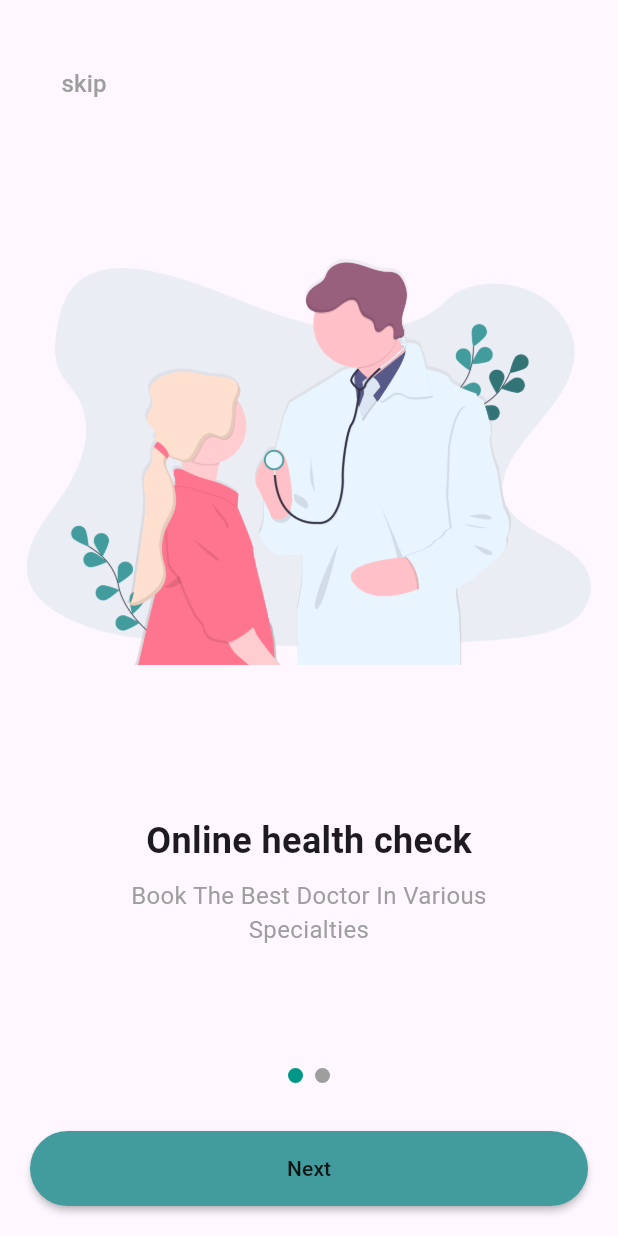
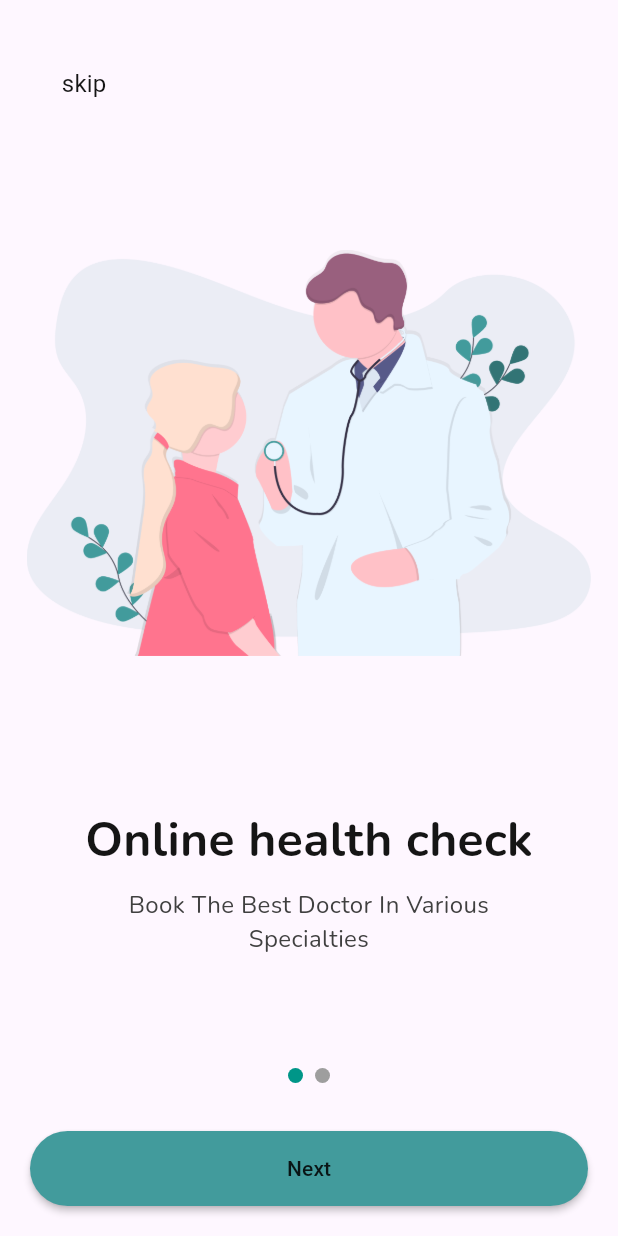
Before and after one commit to mysterI0s/Docotor-Appointments-Application, a Flutter app: the screen it shows after launch, on a phone screen of 412 x 824 dp. Run offline on Flutter 3.47's test engine with Material 3 defaults, Android fonts, the phone set to English and light mode, and no system bars; drawn by our look-alikes of smooth_page_indicator; our stand-ins replace flutter_bloc, flutter_svg, get_storage.

```diff
--- a/lib/core/constants/app_consts.dart
+++ b/lib/core/constants/app_consts.dart
@@ -5,4 +5,4 @@ class AppConst {
   static const String isFirstOpen = 'isFirstOpen';
 }
 
-final box = GetStorage();
+final GetStorage box = GetStorage();
--- a/lib/core/generic_widgets/main_button.dart
+++ b/lib/core/generic_widgets/main_button.dart
@@ -3,15 +3,18 @@ import 'package:flutter/material.dart';
 import '../theme/app_colors.dart';
 
 class MainButton extends StatelessWidget {
-  const MainButton(
-      {super.key,
-      this.minWidth = double.infinity,
-      required this.text,
-      required this.onPressed});
+  const MainButton({
+    super.key,
+    this.minWidth = double.infinity,
+    required this.text,
+    required this.onPressed,
+    this.buttonColor = AppColors.primaryColor,
+  });
 
   final double minWidth;
   final String text;
   final Function onPressed;
+  final Color buttonColor;
 
   @override
   Widget build(BuildContext context) {
@@ -19,7 +22,7 @@ class MainButton extends StatelessWidget {
       onPressed: () {
         onPressed();
       },
-      color: AppColors.primaryColor,
+      color: buttonColor,
       minWidth: minWidth,
       height: 50,
       shape: RoundedRectangleBorder(
--- a/lib/core/generic_widgets/onboarding_page_widget.dart
+++ b/lib/core/generic_widgets/onboarding_page_widget.dart
@@ -1,3 +1,4 @@
+import 'package:final_project/core/theme/app_text_style.dart';
 import 'package:flutter/material.dart';
 
 class OnboardingPageWidget extends StatelessWidget {
@@ -24,19 +25,13 @@ class OnboardingPageWidget extends StatelessWidget {
         const SizedBox(height: 100.0),
         Text(
           title,
-          style: const TextStyle(
-            fontSize: 24.0,
-            fontWeight: FontWeight.bold,
-          ),
+          style: AppTextStyle.f32W700NearBlackColor,
         ),
         const SizedBox(height: 8.0),
         Text(
           description,
           textAlign: TextAlign.center,
-          style: const TextStyle(
-            fontSize: 16.0,
-            color: Colors.grey,
-          ),
+          style: AppTextStyle.f16W400DarkGrayColor,
         ),
       ],
     );
--- a/lib/core/theme/app_text_style.dart
+++ b/lib/core/theme/app_text_style.dart
@@ -1,3 +1,18 @@
-class AppTextStyle{
+import 'package:final_project/core/constants/app_consts.dart';
+import 'package:final_project/core/theme/app_colors.dart';
+import 'package:flutter/material.dart';
 
+class AppTextStyle {
+  static const TextStyle f32W700NearBlackColor = TextStyle(
+    color: AppColors.fontNearBlackColor,
+    fontFamily: AppConst.nunito,
+    fontSize: 32,
+    fontWeight: FontWeight.w700,
+  );
+  static const TextStyle f16W400DarkGrayColor = TextStyle(
+    color: AppColors.fontDarkGrayColor,
+    fontFamily: AppConst.nunito,
+    fontSize: 16,
+    fontWeight: FontWeight.w400,
+  );
 }
--- a/lib/features/authentication/screens/on_boarding_screen.dart
+++ b/lib/features/authentication/screens/on_boarding_screen.dart
@@ -1,7 +1,9 @@
 import 'package:final_project/core/constants/app_images.dart';
 import 'package:final_project/core/generic_widgets/main_button.dart';
 import 'package:final_project/core/generic_widgets/onboarding_page_widget.dart';
+import 'package:final_project/core/theme/app_colors.dart';
 import 'package:final_project/features/authentication/cubit/onboarding_cubit.dart';
+import 'package:final_project/features/authentication/screens/welcome_screen.dart';
 import 'package:flutter/material.dart';
 import 'package:flutter_bloc/flutter_bloc.dart';
 import 'package:smooth_page_indicator/smooth_page_indicator.dart';
@@ -19,7 +21,6 @@ class OnBoardingScreen extends StatelessWidget {
         body: Column(
           mainAxisAlignment: MainAxisAlignment.spaceBetween,
           children: [
-            // Top section with "Skip" button
             BlocBuilder<OnboardingCubit, OnboardingState>(
               builder: (context, state) {
                 return state.currentPage == 0
@@ -31,15 +32,18 @@ class OnBoardingScreen extends StatelessWidget {
                           children: [
                             TextButton(
                               onPressed: () {
-                                // Skip to the last page
-                                context.read<OnboardingCubit>().updatePage(1);
-                                pageController.jumpToPage(1);
+                                Navigator.of(context).push(
+                                  MaterialPageRoute(
+                                    builder: (context) => const WelcomeScreen(),
+                                  ),
+                                );
                               },
                               child: const Text(
                                 "skip",
                                 style: TextStyle(
                                   fontSize: 16.0,
-                                  color: Colors.grey,
+                                  fontWeight: FontWeight.w400,
+                                  color: AppColors.fontNearBlackColor,
                                 ),
                               ),
                             )
@@ -49,13 +53,11 @@ class OnBoardingScreen extends StatelessWidget {
                     : const SizedBox.shrink();
               },
             ),
-            // Center section with the onboarding pages
             Expanded(
               child: PageView(
                 controller: pageController,
                 physics: const NeverScrollableScrollPhysics(),
                 onPageChanged: (index) {
-                  // Update the cubit's state on page swipe
                   context.read<OnboardingCubit>().updatePage(index);
                 },
                 children: const [
@@ -73,7 +75,6 @@ class OnBoardingScreen extends StatelessWidget {
                 ],
               ),
             ),
-            // Bottom section with dots and "Next" or "Get Started" button
             Padding(
               padding:
                   const EdgeInsets.symmetric(horizontal: 20.0, vertical: 20.0),
@@ -98,15 +99,17 @@ class OnBoardingScreen extends StatelessWidget {
                         minWidth: double.infinity,
                         onPressed: () {
                           if (state.currentPage == 0) {
-                            // Navigate to the next page
                             pageController.nextPage(
                               duration: const Duration(milliseconds: 300),
                               curve: Curves.easeInOut,
                             );
                             context.read<OnboardingCubit>().nextPage();
                           } else {
-                            // Navigate to home screen or next screen
-                            Navigator.pushReplacementNamed(context, '/home');
+                            Navigator.of(context).push(
+                              MaterialPageRoute(
+                                builder: (context) => const WelcomeScreen(),
+                              ),
+                            );
                           }
                         },
                       );
--- a/lib/features/splash/splash_screen.dart
+++ b/lib/features/splash/splash_screen.dart
@@ -21,7 +21,7 @@ class _SplashScreenState extends State<SplashScreen> {
         box.write(AppConst.isFirstOpen, false);
         Navigator.of(context).pushReplacement(
           MaterialPageRoute(
-            builder: (context) => const OnBoardingScreen(),
+            builder: (context) => OnBoardingScreen(),
           ),
         );
       } else {
--- a/pubspec.yaml
+++ b/pubspec.yaml
@@ -42,6 +42,7 @@ dependencies:
   http: ^1.2.2
   get_storage: ^2.1.1
   smooth_page_indicator: ^1.2.0+3
+  pin_code_fields: ^8.0.1
 
 dev_dependencies:
   flutter_test:
```
Also changed, not shown: lib/core/generic_widgets/custom_text_form_field/bloc/text_form_field_cubit.dart (added, +21 -0 lines), lib/core/generic_widgets/custom_text_form_field/bloc/text_form_field_state.dart (added, +7 -0 lines), lib/core/generic_widgets/custom_text_form_field/custom_text_form_field.dart (added, +72 -0 lines), lib/features/authentication/screens/welcome_screen.dart (+49 -1 lines), lib/main.dart (+5 -3 lines), pubspec.lock.
